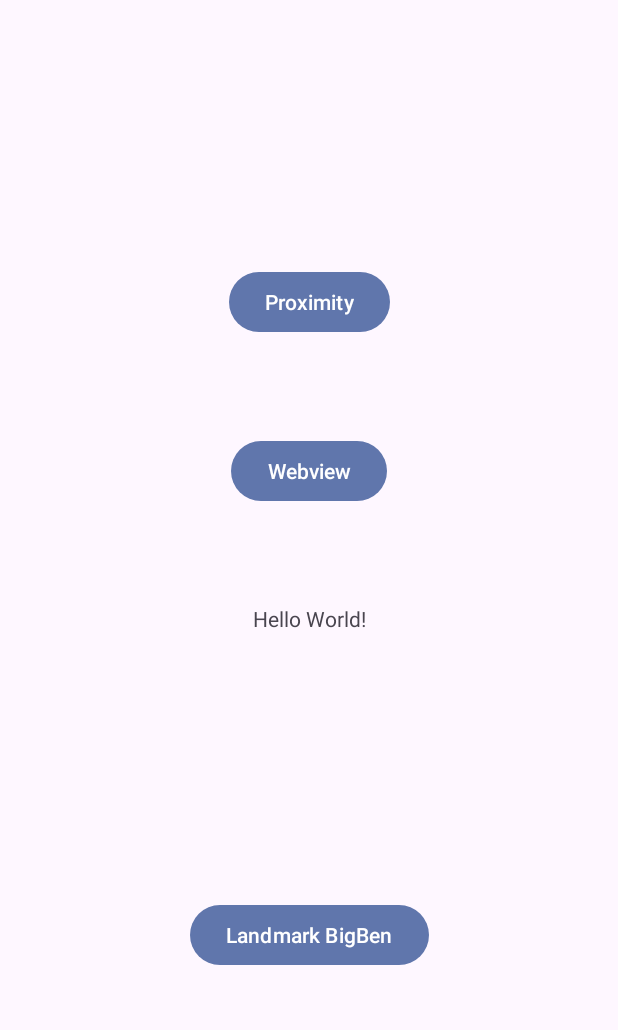
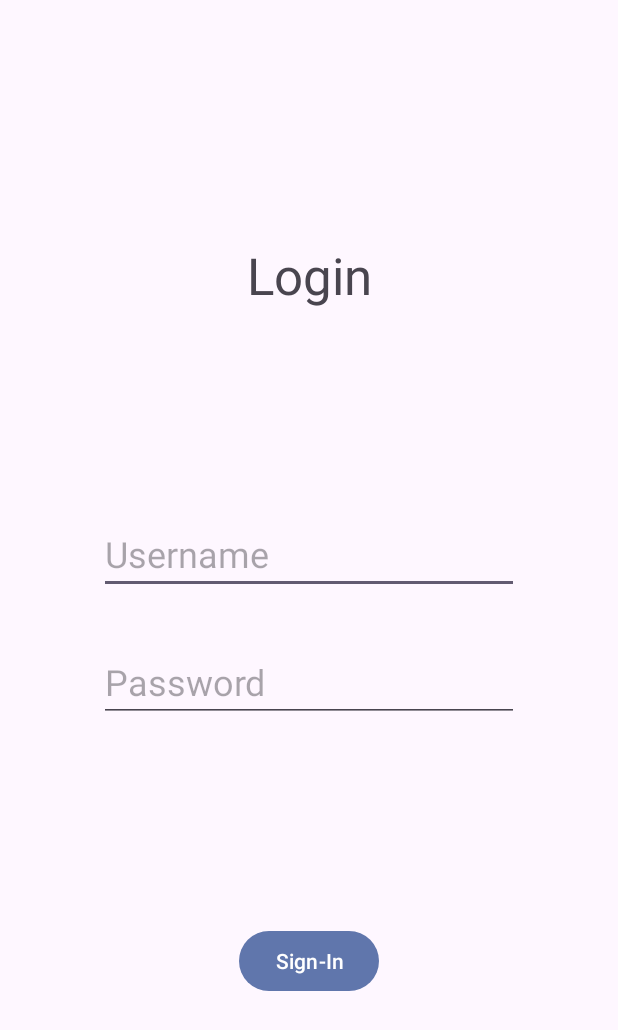
Before and after one commit to TWoolhouse/PinReal, an Android app: the screen it shows after launch (MainActivity before the commit, LoginActivity after it), on a phone screen of 412 x 824 dp. Shown: the top 1030 px of the screen. Run offline under Robolectric (Android 15) with nearby library versions, the phone set to English and light mode, and no system bars; our stand-ins replace Firebase (no records; nobody signed in at launch, a user with empty details on screens opened directly).

Commit message:
login & permissions

```diff
--- a/app/src/main/AndroidManifest.xml
+++ b/app/src/main/AndroidManifest.xml
@@ -34,6 +34,9 @@
         android:theme="@style/Theme.PinReal"
         android:usesCleartextTraffic="true"
         tools:targetApi="31">
+        <activity
+            android:name=".LoginActivity"
+            android:exported="false" />
         <activity
             android:name=".GuideActivity"
             android:exported="false" />
--- a/app/src/main/java/uk/woolhouse/pinreal/LandmarkActivity.java
+++ b/app/src/main/java/uk/woolhouse/pinreal/LandmarkActivity.java
@@ -1,7 +1,7 @@
 package uk.woolhouse.pinreal;
 
 import android.content.Intent;
-import android.graphics.BitmapFactory;
+import android.content.pm.PackageManager;
 import android.location.Location;
 import android.net.Uri;
 import android.os.Bundle;
@@ -11,7 +11,7 @@ import android.widget.TextView;
 
 import androidx.annotation.NonNull;
 import androidx.appcompat.app.AppCompatActivity;
-import androidx.recyclerview.widget.GridLayoutManager;
+import androidx.core.app.ActivityCompat;
 import androidx.recyclerview.widget.RecyclerView;
 import androidx.recyclerview.widget.StaggeredGridLayoutManager;
 
@@ -89,7 +89,9 @@ public class LandmarkActivity extends AppCompatActivity {
 
     @Override
     protected void onResume() {
-        finder.resume();
+        if (ActivityCompat.checkSelfPermission(this, android.Manifest.permission.ACCESS_FINE_LOCATION) == PackageManager.PERMISSION_GRANTED && ActivityCompat.checkSelfPermission(this, android.Manifest.permission.ACCESS_COARSE_LOCATION) == PackageManager.PERMISSION_GRANTED) {
+            finder.resume();
+        }
         super.onResume();
     }
 
--- a/app/src/main/java/uk/woolhouse/pinreal/LocationFinder.java
+++ b/app/src/main/java/uk/woolhouse/pinreal/LocationFinder.java
@@ -4,10 +4,13 @@ import static com.google.android.gms.location.LocationRequest.PRIORITY_HIGH_ACCU
 
 import android.annotation.SuppressLint;
 import android.app.Activity;
+import android.content.pm.PackageManager;
 import android.location.Location;
 import android.os.Looper;
 
 import androidx.annotation.NonNull;
+import androidx.annotation.RequiresPermission;
+import androidx.core.app.ActivityCompat;
 
 import com.google.android.gms.location.FusedLocationProviderClient;
 import com.google.android.gms.location.LocationCallback;
@@ -55,7 +58,7 @@ public class LocationFinder {
         return dist < 1000 ? String.format("%.1fm", dist) : String.format("%.2fkm", dist / 1000);
     }
 
-    @SuppressLint("MissingPermission")
+    @RequiresPermission(anyOf = {"android.permission.ACCESS_COARSE_LOCATION","android.permission.ACCESS_FINE_LOCATION"})
     public final LocationFinder resume() {
         if (!active) {
             active = true;
--- /dev/null
+++ b/app/src/main/java/uk/woolhouse/pinreal/LoginActivity.java
@@ -0,0 +1,81 @@
+package uk.woolhouse.pinreal;
+
+import android.content.Context;
+import android.content.Intent;
+import android.content.SharedPreferences;
+import android.os.Bundle;
+import android.util.Log;
+import android.view.View;
+import android.widget.EditText;
+import android.widget.Toast;
+
+import androidx.annotation.NonNull;
+import androidx.annotation.Nullable;
+import androidx.appcompat.app.AppCompatActivity;
+
+import com.google.firebase.firestore.DocumentReference;
+import com.google.firebase.firestore.FirebaseFirestore;
+
+import java.util.Objects;
+
+public class LoginActivity extends AppCompatActivity {
+    private static final String TAG = "LoginActivity";
+
+    public static SharedPreferences preferences(Context context) {
+        return context.getSharedPreferences(context.getString(R.string.app_name), Context.MODE_PRIVATE);
+    }
+
+    @Nullable
+    public static String current_user(Context context) {
+        return preferences(context).getString(context.getString(R.string.key_user_uid), null);
+    }
+
+    @NonNull
+    public static Intent From(android.content.Context packageContext) {
+        return new Intent(packageContext, LoginActivity.class);
+    }
+
+    @Override
+    protected void onCreate(Bundle savedInstanceState) {
+        super.onCreate(savedInstanceState);
+        setContentView(R.layout.activity_login);
+    }
+
+
+    private void login(String uid) {
+        Log.i(TAG, String.format("Login: %s", uid));
+        var editor = preferences(this).edit();
+        editor.putString(getString(R.string.key_user_uid), uid);
+        editor.apply();
+    }
+
+    private void logout() {
+        login(null);
+    }
+
+    private void sync_token(DocumentReference doc) {
+        var token = preferences(this).getString(getString(R.string.key_token), null);
+        doc.update("tk", token);
+    }
+
+    public void signIn(View view) {
+        var view_username = (EditText) findViewById(R.id.login_username);
+        var view_password = (EditText) findViewById(R.id.login_password);
+
+        Log.d(TAG, String.format("%s @ %s", view_username.getText().toString(), view_password.getText().toString()));
+
+        var fire = FirebaseFirestore.getInstance();
+        var document = fire.collection("user").document(view_username.getText().toString());
+        document.get().addOnSuccessListener(doc -> {
+            if (Objects.equals(doc.getString("pw"), view_password.getText().toString())) {
+                login(doc.getId());
+                sync_token(document);
+                finish();
+            } else {
+                Toast.makeText(this, getString(R.string.login_incorrect_password), Toast.LENGTH_SHORT).show();
+            }
+        }).addOnFailureListener(task -> {
+            Toast.makeText(this, getString(R.string.login_incorrect_username), Toast.LENGTH_SHORT).show();
+        });
+    }
+}
--- a/app/src/main/java/uk/woolhouse/pinreal/MainActivity.java
+++ b/app/src/main/java/uk/woolhouse/pinreal/MainActivity.java
@@ -1,37 +1,38 @@
 package uk.woolhouse.pinreal;
 
-import androidx.appcompat.app.AppCompatActivity;
-
-import android.content.ActivityNotFoundException;
-import android.content.Intent;
+import android.Manifest;
+import android.content.pm.PackageManager;
 import android.os.Bundle;
-import android.provider.MediaStore;
-import android.util.Log;
 import android.view.View;
 
-import com.google.firebase.firestore.FirebaseFirestore;
-import com.google.firebase.firestore.FirebaseFirestoreSettings;
-import com.google.firebase.storage.FirebaseStorage;
-
-import uk.woolhouse.pinreal.R;
-import uk.woolhouse.pinreal.notification.SenderService;
+import androidx.annotation.NonNull;
+import androidx.appcompat.app.AppCompatActivity;
+import androidx.core.app.ActivityCompat;
 
 public class MainActivity extends AppCompatActivity {
 
     @Override
     protected void onCreate(Bundle savedInstanceState) {
-        FirebaseFirestore db = FirebaseFirestore.getInstance();
-//        db.useEmulator("10.0.2.2", 8080);
-        FirebaseStorage storage = FirebaseStorage.getInstance();
-//        storage.useEmulator("10.0.2.2", 9199);
-
-//        FirebaseFirestoreSettings settings = new FirebaseFirestoreSettings.Builder()
-//                .setPersistenceEnabled(false)
-//                .build();
-//        db.setFirestoreSettings(settings);
-
         super.onCreate(savedInstanceState);
         setContentView(R.layout.activity_main);
+
+        if (ActivityCompat.checkSelfPermission(this, android.Manifest.permission.ACCESS_FINE_LOCATION) != PackageManager.PERMISSION_GRANTED || ActivityCompat.checkSelfPermission(this, android.Manifest.permission.ACCESS_COARSE_LOCATION) != PackageManager.PERMISSION_GRANTED || ActivityCompat.checkSelfPermission(this, Manifest.permission.POST_NOTIFICATIONS) != PackageManager.PERMISSION_GRANTED) {
+            requestPermissions(new String[]{Manifest.permission.ACCESS_COARSE_LOCATION, Manifest.permission.ACCESS_FINE_LOCATION, Manifest.permission.POST_NOTIFICATIONS}, 0);
+        }
+    }
+
+    @Override
+    public void onRequestPermissionsResult(int requestCode, @NonNull String[] permissions, @NonNull int[] grantResults) {
+        super.onRequestPermissionsResult(requestCode, permissions, grantResults);
+        recreate();
+    }
+
+    @Override
+    protected void onResume() {
+        if (LoginActivity.current_user(this) == null) {
+            startActivity(LoginActivity.From(this));
+        }
+        super.onResume();
     }
 
     public void gotoLandmark1(View view) {
--- a/app/src/main/java/uk/woolhouse/pinreal/X.java
+++ b/app/src/main/java/uk/woolhouse/pinreal/X.java
@@ -1,7 +1,10 @@
 package uk.woolhouse.pinreal;
 
+import android.content.Context;
 import android.graphics.BitmapFactory;
 import android.widget.ImageView;
+
+import androidx.annotation.NonNull;
 
 import java.io.File;
 
@@ -16,4 +19,9 @@ public class X {
             file.delete();
         }
     }
+
+    @NonNull
+    public static String me(Context content) {
+        return LoginActivity.current_user(content);
+    }
 }
--- /dev/null
+++ b/app/src/main/res/layout/activity_login.xml
@@ -0,0 +1,70 @@
+<?xml version="1.0" encoding="utf-8"?>
+<androidx.constraintlayout.widget.ConstraintLayout xmlns:android="http://schemas.android.com/apk/res/android"
+    xmlns:app="http://schemas.android.com/apk/res-auto"
+    xmlns:tools="http://schemas.android.com/tools"
+    android:layout_width="match_parent"
+    android:layout_height="match_parent"
+    tools:context=".LoginActivity">
+
+    <TextView
+        android:id="@+id/textView2"
+        android:layout_width="wrap_content"
+        android:layout_height="wrap_content"
+        android:layout_marginTop="32dp"
+        android:text="@string/login_title"
+        android:textSize="34sp"
+        app:layout_constraintBottom_toTopOf="@+id/constraintLayout4"
+        app:layout_constraintEnd_toEndOf="parent"
+        app:layout_constraintStart_toStartOf="parent"
+        app:layout_constraintTop_toTopOf="parent" />
+
+    <androidx.constraintlayout.widget.ConstraintLayout
+        android:id="@+id/constraintLayout4"
+        android:layout_width="0dp"
+        android:layout_height="wrap_content"
+        app:layout_constraintBottom_toBottomOf="parent"
+        app:layout_constraintEnd_toEndOf="parent"
+        app:layout_constraintStart_toStartOf="parent"
+        app:layout_constraintTop_toTopOf="parent">
+
+        <EditText
+            android:id="@+id/login_username"
+            android:layout_width="wrap_content"
+            android:layout_height="wrap_content"
+            android:layout_marginTop="8dp"
+            android:ems="10"
+            android:hint="@string/login_username"
+            android:inputType="text"
+            android:textSize="24sp"
+            app:layout_constraintEnd_toEndOf="parent"
+            app:layout_constraintStart_toStartOf="parent"
+            app:layout_constraintTop_toTopOf="parent" />
+
+        <EditText
+            android:id="@+id/login_password"
+            android:layout_width="wrap_content"
+            android:layout_height="wrap_content"
+            android:layout_marginTop="32dp"
+            android:layout_marginBottom="8dp"
+            android:ems="10"
+            android:hint='@string/login_password'
+            android:inputType="textPassword"
+            android:textSize="24sp"
+            app:layout_constraintBottom_toBottomOf="parent"
+            app:layout_constraintEnd_toEndOf="parent"
+            app:layout_constraintStart_toStartOf="parent"
+            app:layout_constraintTop_toBottomOf="@+id/login_username" />
+    </androidx.constraintlayout.widget.ConstraintLayout>
+
+    <Button
+        android:id="@+id/button6"
+        android:layout_width="wrap_content"
+        android:layout_height="wrap_content"
+        android:layout_marginBottom="32dp"
+        android:text="@string/login_submit"
+        android:onClick="signIn"
+        app:layout_constraintBottom_toBottomOf="parent"
+        app:layout_constraintEnd_toEndOf="parent"
+        app:layout_constraintStart_toStartOf="parent"
+        app:layout_constraintTop_toBottomOf="@+id/constraintLayout4" />
+</androidx.constraintlayout.widget.ConstraintLayout>
--- a/app/src/main/res/values/strings.xml
+++ b/app/src/main/res/values/strings.xml
@@ -6,7 +6,10 @@
     <string name="landmark_visitors">00000</string>
     <string name="landmark_description">Landmark Description</string>
     <string name="landmark_image">Photo of the Landmark</string>
+
     <string name="user_img_num">Landmarks\nVisited!</string>
+    <string name="user_follow">Follow</string>
+    <string name="user_following">Following</string>
 
     <string name="service_desc_notification_send">Uploading your Post!</string>
 
@@ -15,4 +18,15 @@
 
     <string name="notification_upload_post_title">Uploading Post</string>
     <string name="notification_upload_post_body">Uploading your new Post</string>
+
+    <string name="login_title">Login</string>
+    <string name="login_username">Username</string>
+    <string name="login_password">Password</string>
+    <string name="login_submit">Sign-In</string>
+
+    <string name="login_incorrect_username">Username is incorrect!</string>
+    <string name="login_incorrect_password">Password is incorrect!</string>
+
+    <string name="key_user_uid" translatable="false">KeyUserUID</string>
+    <string name="key_token" translatable="false">KeyToken</string>
 </resources>
```
